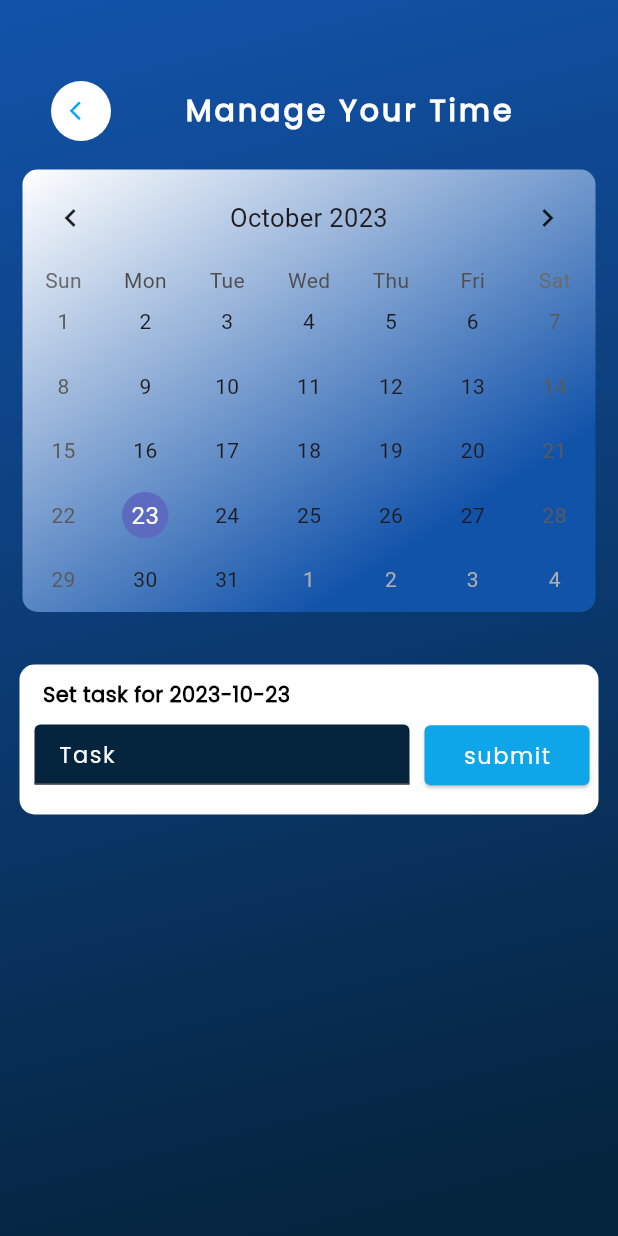
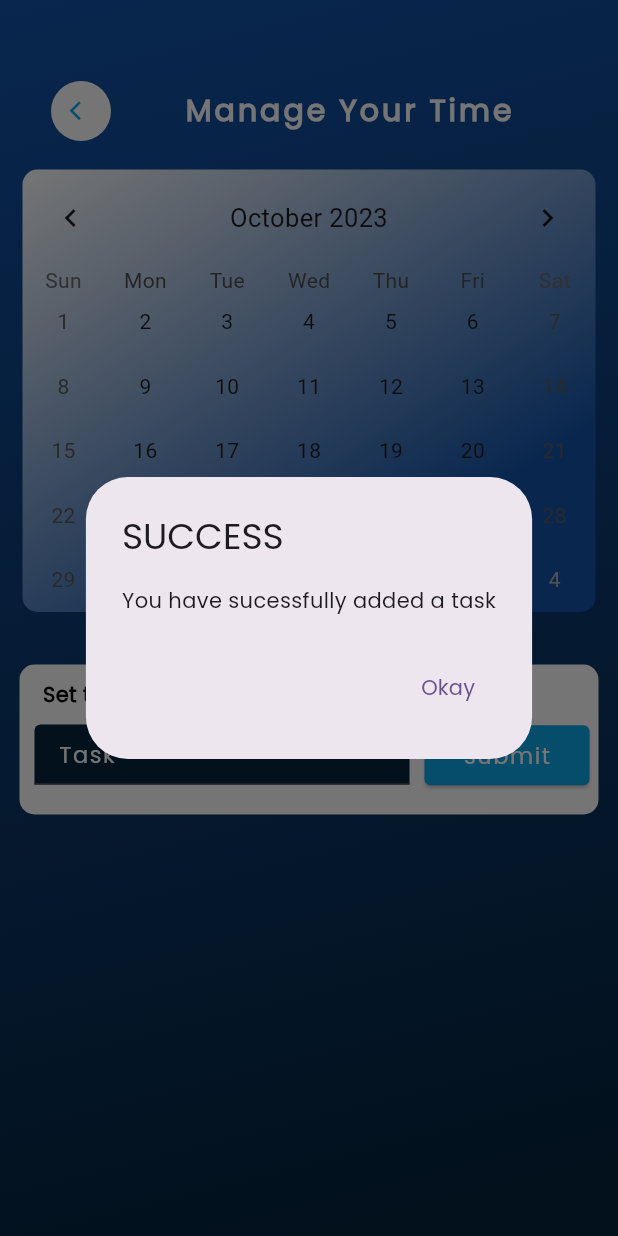
Before and after one commit to Kendra-ui/kendra_todo, a Flutter app: the Info3 screen opened directly, after a tap on "submit", on a phone screen of 412 x 824 dp. Run offline on Flutter 3.47's test engine with Material 2 defaults, Android fonts, the phone set to English and light mode, and no system bars; drawn by our look-alikes of table_calendar.

Commit message:
Initial commit

```diff
--- a/lib/widgets/info3.dart
+++ b/lib/widgets/info3.dart
@@ -150,7 +150,20 @@ class _Info3 extends State<Info3> {
                                       )
                                     )
                                   ),
-                                  onPressed: (){},
+                                  onPressed: (){
+                                    showDialog(context: context,
+                                     builder: (context)=>  AlertDialog(
+                                      title: const Text('SUCCESS', style: TextStyle(fontFamily: "Poppins"),),
+                                      content: const Text('You have sucessfully added a task', style: TextStyle(fontFamily: "Poppins")),
+                                      actions: <Widget>[
+                                        TextButton(onPressed: (){
+                                        Navigator.of(context).pop();
+                                        },
+                                        child: const Text('Okay',style: TextStyle(fontFamily: "Poppins")),
+                                      )
+                                      ],
+                                     ));
+                                  },
                                   child: const Text('submit', style: TextStyle(fontFamily: 'Poppins', letterSpacing: 1, fontSize: 15, color: Colors.white),)),
                                 ),
                           ),
```
